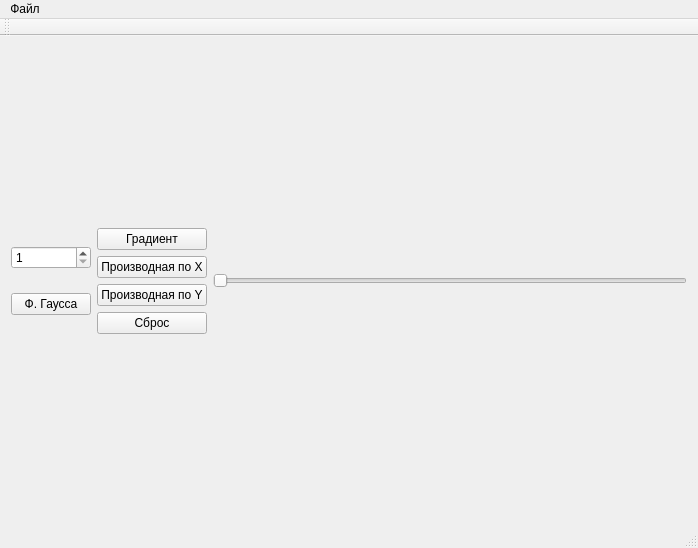
This is mainwindow.ui in Poletayson/ImageProcessing_1 as Qt 5 draws it before an edit. The edited form follows.
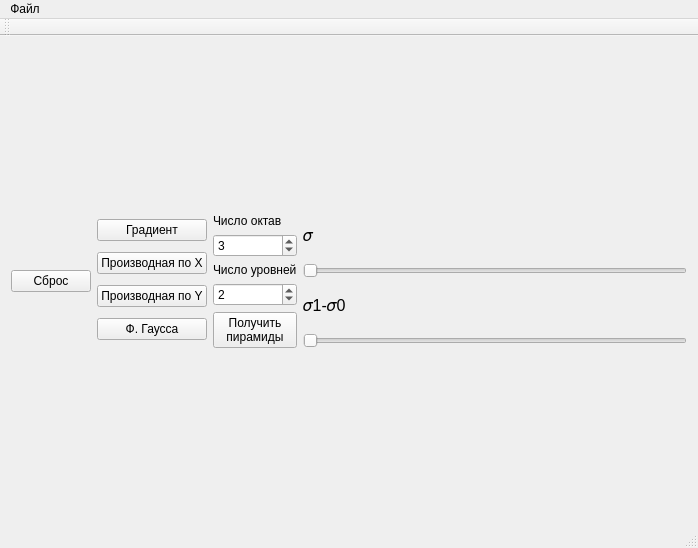
This is the edited form.

Commit message: Делаем ЛР№2. Пирамиды вроде строятся, но некоторые моменты еще нужно уточнить

```diff
--- a/mainwindow.ui
+++ b/mainwindow.ui
@@ -17,51 +17,55 @@
    <layout class="QGridLayout" name="gridLayout">
     <item row="2" column="0">
      <layout class="QGridLayout" name="gridLayout_2">
+      <item row="1" column="2" colspan="2">
+       <layout class="QVBoxLayout" name="verticalLayout_5">
+        <item>
+         <widget class="QLabel" name="label">
+          <property name="text">
+           <string>Число октав</string>
+          </property>
+         </widget>
+        </item>
+        <item>
+         <widget class="QSpinBox" name="spinBoxOctavaCount">
+          <property name="minimum">
+           <number>1</number>
+          </property>
+          <property name="maximum">
+           <number>10</number>
+          </property>
+          <property name="value">
+           <number>3</number>
+          </property>
+         </widget>
+        </item>
+        <item>
+         <widget class="QLabel" name="label_2">
+          <property name="text">
+           <string>Число уровней</string>
+          </property>
+         </widget>
+        </item>
+        <item>
+         <widget class="QSpinBox" name="spinBoxLevelCount">
+          <property name="value">
+           <number>2</number>
+          </property>
+         </widget>
+        </item>
+        <item>
+         <widget class="QPushButton" name="buttonPyramides">
+          <property name="text">
+           <string>Получить
+пирамиды</string>
+          </property>
+         </widget>
+        </item>
+       </layout>
+      </item>
       <item row="1" column="0">
        <layout class="QVBoxLayout" name="verticalLayout_3">
         <item>
-         <widget class="QSpinBox" name="spinBoxThreadCount">
-          <property name="minimum">
-           <number>1</number>
-          </property>
-          <property name="maximum">
-           <number>50</number>
-          </property>
-         </widget>
-        </item>
-        <item>
-         <widget class="QPushButton" name="ButtonGauss">
-          <property name="text">
-           <string>Ф. Гаусса</string>
-          </property>
-         </widget>
-        </item>
-       </layout>
-      </item>
-      <item row="1" column="3">
-       <layout class="QVBoxLayout" name="verticalLayout_8">
-        <item>
-         <widget class="QPushButton" name="buttonGradient">
-          <property name="text">
-           <string>Градиент</string>
-          </property>
-         </widget>
-        </item>
-        <item>
-         <widget class="QPushButton" name="buttonDerivateX">
-          <property name="text">
-           <string>Производная по X</string>
-          </property>
-         </widget>
-        </item>
-        <item>
-         <widget class="QPushButton" name="buttonDerivateY">
-          <property name="text">
-           <string>Производная по Y</string>
-          </property>
-         </widget>
-        </item>
-        <item>
          <widget class="QPushButton" name="ButtonRepair">
           <property name="text">
            <string>Сброс</string>
@@ -70,8 +74,20 @@
         </item>
        </layout>
       </item>
-      <item row="1" column="4">
+      <item row="1" column="6">
        <layout class="QVBoxLayout" name="verticalLayout_7">
+        <item>
+         <widget class="QLabel" name="label_3">
+          <property name="font">
+           <font>
+            <pointsize>12</pointsize>
+           </font>
+          </property>
+          <property name="text">
+           <string>𝜎</string>
+          </property>
+         </widget>
+        </item>
         <item>
          <widget class="QSlider" name="horizontalSlider">
           <property name="mouseTracking">
@@ -81,7 +97,7 @@
            <number>3</number>
           </property>
           <property name="maximum">
-           <number>30</number>
+           <number>40</number>
           </property>
           <property name="singleStep">
            <number>1</number>
@@ -97,13 +113,67 @@
           </property>
          </widget>
         </item>
+        <item>
+         <widget class="QLabel" name="label_4">
+          <property name="font">
+           <font>
+            <pointsize>12</pointsize>
+           </font>
+          </property>
+          <property name="text">
+           <string>𝜎1-𝜎0</string>
+          </property>
+         </widget>
+        </item>
+        <item>
+         <widget class="QSlider" name="horizontalSliderSigma2">
+          <property name="minimum">
+           <number>1</number>
+          </property>
+          <property name="maximum">
+           <number>5</number>
+          </property>
+          <property name="orientation">
+           <enum>Qt::Horizontal</enum>
+          </property>
+         </widget>
+        </item>
        </layout>
       </item>
       <item row="1" column="5">
        <layout class="QVBoxLayout" name="verticalLayout_4"/>
       </item>
-      <item row="1" column="2">
-       <layout class="QVBoxLayout" name="verticalLayout_5"/>
+      <item row="1" column="1">
+       <layout class="QVBoxLayout" name="verticalLayout_8">
+        <item>
+         <widget class="QPushButton" name="buttonGradient">
+          <property name="text">
+           <string>Градиент</string>
+          </property>
+         </widget>
+        </item>
+        <item>
+         <widget class="QPushButton" name="buttonDerivateX">
+          <property name="text">
+           <string>Производная по X</string>
+          </property>
+         </widget>
+        </item>
+        <item>
+         <widget class="QPushButton" name="buttonDerivateY">
+          <property name="text">
+           <string>Производная по Y</string>
+          </property>
+         </widget>
+        </item>
+        <item>
+         <widget class="QPushButton" name="ButtonGauss">
+          <property name="text">
+           <string>Ф. Гаусса</string>
+          </property>
+         </widget>
+        </item>
+       </layout>
       </item>
      </layout>
     </item>
```
Left out of the diff: 2 changed lines with no effect on the pictures. The commit also changes 11 other files.
